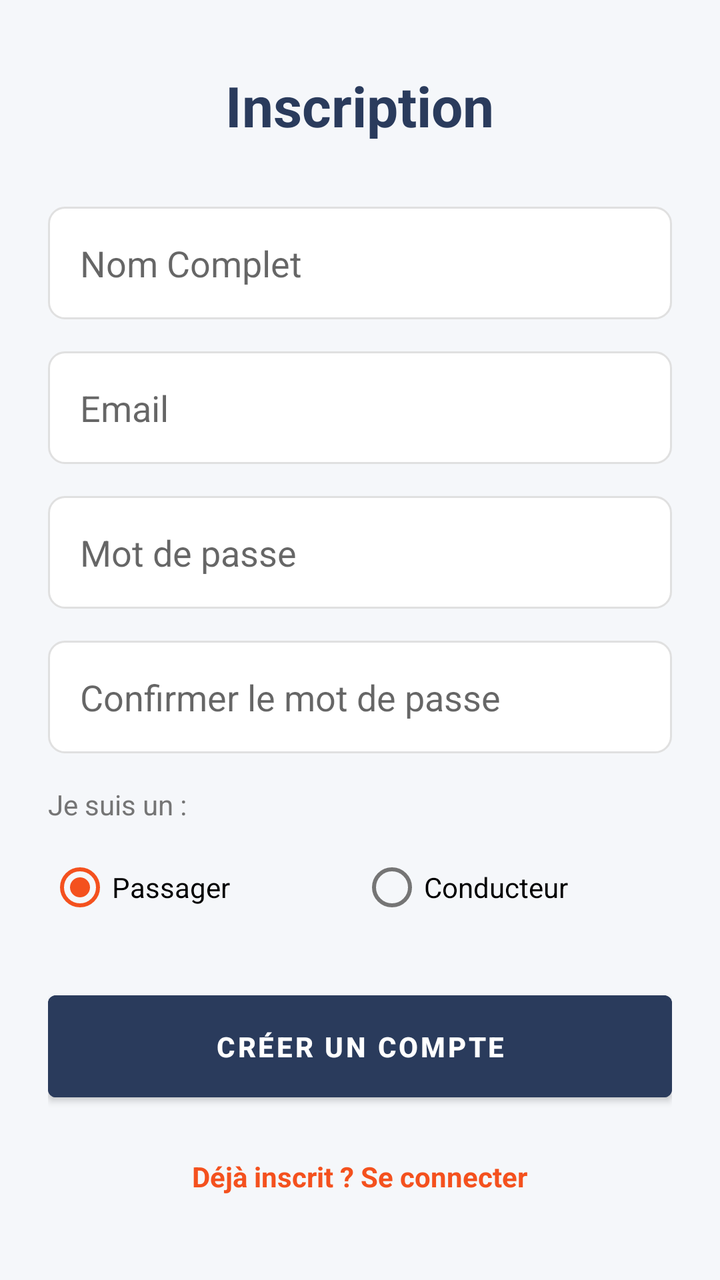
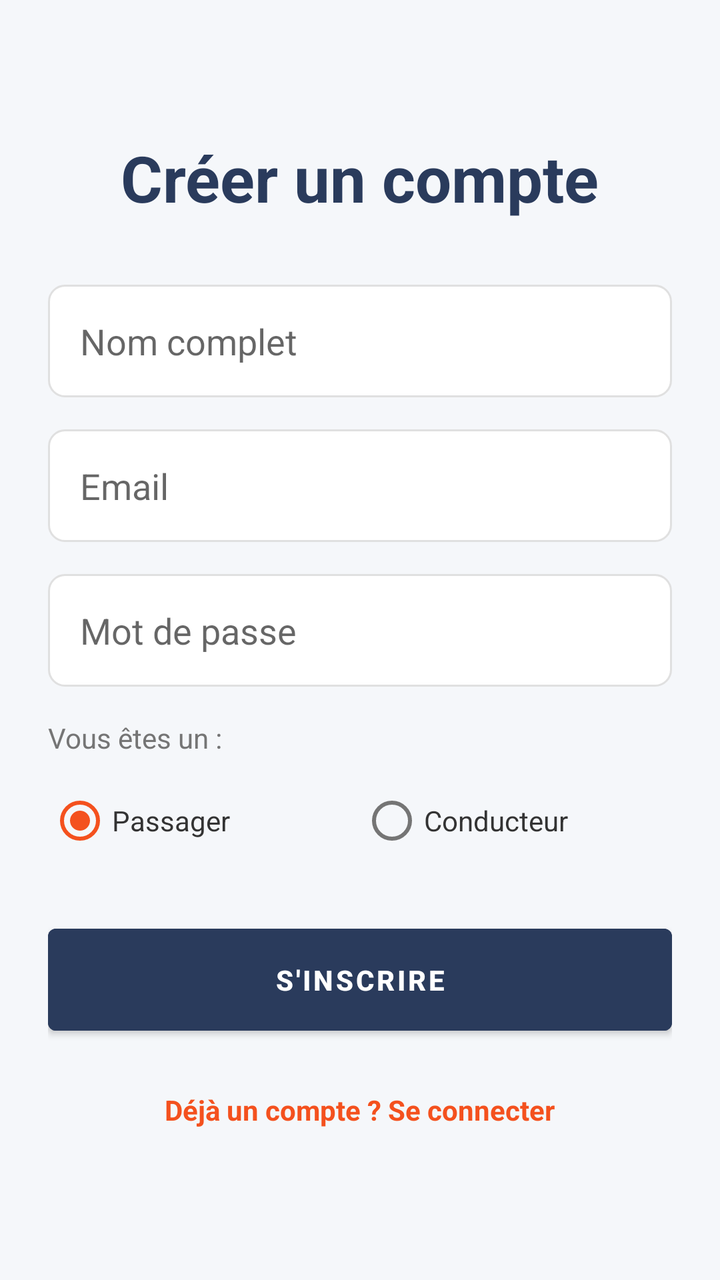

Screens rendered from an Android XML layout before and after an edit, with the pre-edit source and the edit as a unified diff.
<!-- AndroidManifest.xml: application theme Theme.Carpooling -->
<!-- res/layout/activity_register.xml -->
<?xml version="1.0" encoding="utf-8"?>
<ScrollView xmlns:android="http://schemas.android.com/apk/res/android"
    android:layout_width="match_parent"
    android:layout_height="match_parent"
    android:fillViewport="true"
    android:background="@color/background">

    <LinearLayout
        android:layout_width="match_parent"
        android:layout_height="wrap_content"
        android:orientation="vertical"
        android:padding="24dp"
        android:gravity="center">

        <TextView
            android:layout_width="wrap_content"
            android:layout_height="wrap_content"
            android:text="@string/register_title"
            android:textSize="28sp"
            android:textStyle="bold"
            android:textColor="@color/colorPrimary"
            android:layout_marginBottom="32dp"/>

        <EditText
            android:id="@+id/etName"
            android:layout_width="match_parent"
            android:layout_height="wrap_content"
            android:hint="@string/name_hint"
            android:inputType="textPersonName"
            android:padding="16dp"
            android:background="@drawable/edittext_background"
            android:layout_marginBottom="16dp"
            android:textColor="@color/textPrimary"/>

        <EditText
            android:id="@+id/etEmail"
            android:layout_width="match_parent"
            android:layout_height="wrap_content"
            android:hint="@string/email_hint"
            android:inputType="textEmailAddress"
            android:padding="16dp"
            android:background="@drawable/edittext_background"
            android:layout_marginBottom="16dp"
            android:textColor="@color/textPrimary"/>

        <EditText
            android:id="@+id/etPassword"
            android:layout_width="match_parent"
            android:layout_height="wrap_content"
            android:hint="@string/password_hint"
            android:inputType="textPassword"
            android:padding="16dp"
            android:background="@drawable/edittext_background"
            android:layout_marginBottom="16dp"
            android:textColor="@color/textPrimary"/>

        <EditText
            android:id="@+id/etConfirmPassword"
            android:layout_width="match_parent"
            android:layout_height="wrap_content"
            android:hint="@string/confirm_password_hint"
            android:inputType="textPassword"
            android:padding="16dp"
            android:background="@drawable/edittext_background"
            android:layout_marginBottom="16dp"
            android:textColor="@color/textPrimary"/>

        <TextView
            android:layout_width="match_parent"
            android:layout_height="wrap_content"
            android:text="@string/role_label"
            android:layout_marginBottom="8dp"
            android:textColor="@color/textSecondary"/>

        <RadioGroup
            android:id="@+id/rgRole"
            android:layout_width="match_parent"
            android:layout_height="wrap_content"
            android:orientation="horizontal"
            android:layout_marginBottom="24dp">

            <RadioButton
                android:id="@+id/rbPassenger"
                android:layout_width="0dp"
                android:layout_weight="1"
                android:layout_height="wrap_content"
                android:text="@string/role_passenger"
                android:checked="true"/>

            <RadioButton
                android:id="@+id/rbDriver"
                android:layout_width="0dp"
                android:layout_weight="1"
                android:layout_height="wrap_content"
                android:text="@string/role_driver"/>
        </RadioGroup>

        <Button
            android:id="@+id/btnRegister"
            android:layout_width="match_parent"
            android:layout_height="wrap_content"
            android:text="@string/register_button"
            android:padding="16dp"
            android:backgroundTint="@color/colorPrimary"
            android:textColor="@color/white"
            android:textStyle="bold"
            android:layout_marginBottom="16dp"/>

        <ProgressBar
            android:id="@+id/progressBar"
            android:layout_width="wrap_content"
            android:layout_height="wrap_content"
            android:visibility="gone"
            android:layout_marginBottom="16dp"/>

        <TextView
            android:id="@+id/tvLogin"
            android:layout_width="wrap_content"
            android:layout_height="wrap_content"
            android:text="@string/login_link"
            android:textColor="@color/colorAccent"
            android:textStyle="bold"
            android:padding="8dp"/>

    </LinearLayout>
</ScrollView>
<!-- resources referenced by this layout -->
<resources>
  <color name="background">#F5F7FA</color>
  <color name="colorAccent">#F4511E</color>
  <color name="colorPrimary">#2A3B5C</color>
  <color name="textPrimary">#333333</color>
  <color name="textSecondary">#757575</color>
  <color name="white">#FFFFFF</color>
  <!-- drawable edittext_background (drawable) -->
  <?xml version="1.0" encoding="utf-8"?>
  <shape xmlns:android="http://schemas.android.com/apk/res/android">
      <solid android:color="@color/white" />
      <corners android:radius="8dp" />
      <stroke android:width="1dp" android:color="#E0E0E0" />
  </shape>
  <string name="confirm_password_hint">Confirmer le mot de passe</string>
  <string name="email_hint">Email</string>
  <string name="login_link">Déjà inscrit ? Se connecter</string>
  <string name="name_hint">Nom Complet</string>
  <string name="password_hint">Mot de passe</string>
  <string name="register_button">Créer un compte</string>
  <string name="register_title">Inscription</string>
  <string name="role_driver">Conducteur</string>
  <string name="role_label">Je suis un :</string>
  <string name="role_passenger">Passager</string>
  <style name="Theme.Carpooling" parent="Theme.MaterialComponents.DayNight.NoActionBar">
          
          <item name="colorPrimary">@color/colorPrimary</item>
          <item name="colorPrimaryVariant">@color/colorPrimaryDark</item>
          <item name="colorOnPrimary">@color/white</item>
          
          <item name="colorSecondary">@color/colorAccent</item>
          <item name="colorSecondaryVariant">@color/colorAccent</item>
          <item name="colorOnSecondary">@color/white</item>
          
          <item name="android:statusBarColor">?attr/colorPrimaryVariant</item>
      </style>
  <color name="colorPrimaryDark">#1A253A</color>
</resources>

<!-- the commit's change to res/layout/activity_register.xml (unified diff, before → after) -->
@@ -15,8 +15,8 @@
         <TextView
             android:layout_width="wrap_content"
             android:layout_height="wrap_content"
-            android:text="@string/register_title"
-            android:textSize="28sp"
+            android:text="Créer un compte"
+            android:textSize="32sp"
             android:textStyle="bold"
             android:textColor="@color/colorPrimary"
             android:layout_marginBottom="32dp"/>
@@ -25,7 +25,7 @@
             android:id="@+id/etName"
             android:layout_width="match_parent"
             android:layout_height="wrap_content"
-            android:hint="@string/name_hint"
+            android:hint="Nom complet"
             android:inputType="textPersonName"
             android:padding="16dp"
             android:background="@drawable/edittext_background"
@@ -33,7 +33,7 @@
             android:textColor="@color/textPrimary"/>
 
         <EditText
-            android:id="@+id/etEmail"
+            android:id="@+id/etEmailReg"
             android:layout_width="match_parent"
             android:layout_height="wrap_content"
             android:hint="@string/email_hint"
@@ -44,7 +44,7 @@
             android:textColor="@color/textPrimary"/>
 
         <EditText
-            android:id="@+id/etPassword"
+            android:id="@+id/etPasswordReg"
             android:layout_width="match_parent"
             android:layout_height="wrap_content"
             android:hint="@string/password_hint"
@@ -54,52 +54,44 @@
             android:layout_marginBottom="16dp"
             android:textColor="@color/textPrimary"/>
 
-        <EditText
-            android:id="@+id/etConfirmPassword"
-            android:layout_width="match_parent"
-            android:layout_height="wrap_content"
-            android:hint="@string/confirm_password_hint"
-            android:inputType="textPassword"
-            android:padding="16dp"
-            android:background="@drawable/edittext_background"
-            android:layout_marginBottom="16dp"
-            android:textColor="@color/textPrimary"/>
-
+        
         <TextView
             android:layout_width="match_parent"
             android:layout_height="wrap_content"
-            android:text="@string/role_label"
-            android:layout_marginBottom="8dp"
-            android:textColor="@color/textSecondary"/>
+            android:text="Vous êtes un :"
+            android:textColor="@color/textSecondary"
+            android:layout_marginBottom="8dp"/>
 
         <RadioGroup
-            android:id="@+id/rgRole"
+            android:id="@+id/radioGroupRole"
             android:layout_width="match_parent"
             android:layout_height="wrap_content"
             android:orientation="horizontal"
             android:layout_marginBottom="24dp">
 
             <RadioButton
-                android:id="@+id/rbPassenger"
+                android:id="@+id/radioPassager"
                 android:layout_width="0dp"
                 android:layout_weight="1"
                 android:layout_height="wrap_content"
-                android:text="@string/role_passenger"
-                android:checked="true"/>
+                android:text="Passager"
+                android:checked="true"
+                android:textColor="@color/textPrimary"/>
 
             <RadioButton
-                android:id="@+id/rbDriver"
+                android:id="@+id/radioConducteur"
                 android:layout_width="0dp"
                 android:layout_weight="1"
                 android:layout_height="wrap_content"
-                android:text="@string/role_driver"/>
+                android:text="Conducteur"
+                android:textColor="@color/textPrimary"/>
         </RadioGroup>
 
         <Button
             android:id="@+id/btnRegister"
             android:layout_width="match_parent"
             android:layout_height="wrap_content"
-            android:text="@string/register_button"
+            android:text="S'inscrire"
             android:padding="16dp"
             android:backgroundTint="@color/colorPrimary"
             android:textColor="@color/white"
@@ -107,17 +99,17 @@
             android:layout_marginBottom="16dp"/>
 
         <ProgressBar
-            android:id="@+id/progressBar"
+            android:id="@+id/progressBarReg"
             android:layout_width="wrap_content"
             android:layout_height="wrap_content"
             android:visibility="gone"
             android:layout_marginBottom="16dp"/>
 
         <TextView
-            android:id="@+id/tvLogin"
+            android:id="@+id/tvLoginRedirect"
             android:layout_width="wrap_content"
             android:layout_height="wrap_content"
-            android:text="@string/login_link"
+            android:text="Déjà un compte ? Se connecter"
             android:textColor="@color/colorAccent"
             android:textStyle="bold"
             android:padding="8dp"/>
<!-- resource entries referenced after the edit -->
@@ -13,16 +13,8 @@
       <corners android:radius="8dp" />
       <stroke android:width="1dp" android:color="#E0E0E0" />
   </shape>
-  <string name="confirm_password_hint">Confirmer le mot de passe</string>
   <string name="email_hint">Email</string>
-  <string name="login_link">Déjà inscrit ? Se connecter</string>
-  <string name="name_hint">Nom Complet</string>
   <string name="password_hint">Mot de passe</string>
-  <string name="register_button">Créer un compte</string>
-  <string name="register_title">Inscription</string>
-  <string name="role_driver">Conducteur</string>
-  <string name="role_label">Je suis un :</string>
-  <string name="role_passenger">Passager</string>
   <style name="Theme.Carpooling" parent="Theme.MaterialComponents.DayNight.NoActionBar">
           
           <item name="colorPrimary">@color/colorPrimary</item>
